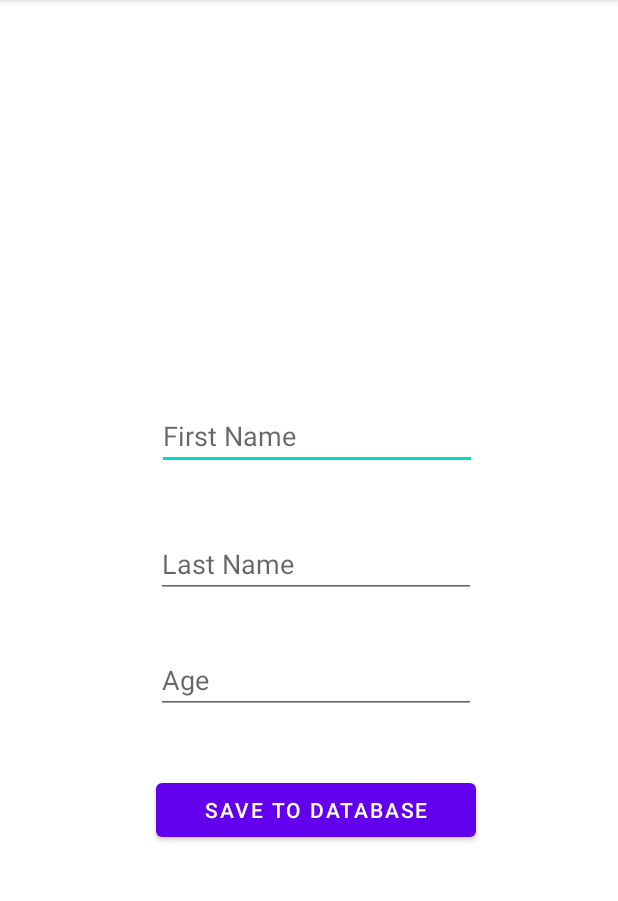
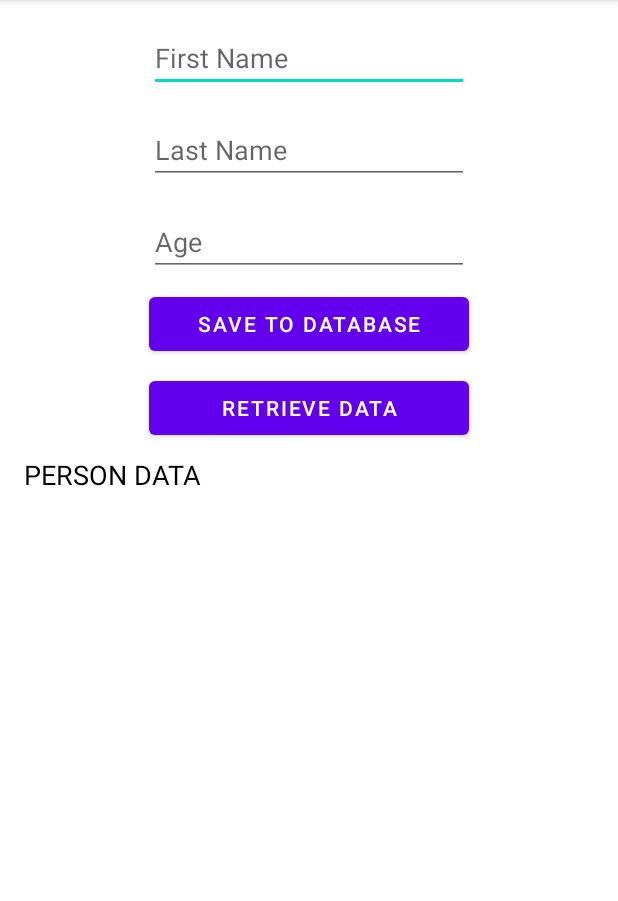
Before and after one commit to kpirabaharan/Firebase_Firestore_Practice, an Android app: the screen it shows after launch (MainActivity), after a tap on "SAVE TO DATABASE", on a phone screen of 412 x 824 dp, the part 84-985 px from its top. Run offline under Robolectric (Android 15) with nearby library versions, the phone set to English and light mode, and no system bars; our stand-ins replace Firebase (no records; nobody signed in at launch, a user with empty details on screens opened directly); 1 statement that could not run was skipped.

Commit message:
Retrieve Data

```diff
--- a/app/src/main/java/com/example/firebasefirestore/MainActivity.kt
+++ b/app/src/main/java/com/example/firebasefirestore/MainActivity.kt
@@ -4,18 +4,21 @@ import androidx.appcompat.app.AppCompatActivity
 import android.os.Bundle
 import android.widget.Toast
 import com.google.firebase.firestore.ktx.firestore
+import com.google.firebase.firestore.ktx.toObject
 import com.google.firebase.ktx.Firebase
 import kotlinx.android.synthetic.main.activity_main.*
+import kotlinx.coroutines.*
 import kotlinx.coroutines.CoroutineScope
 import kotlinx.coroutines.Dispatchers
 import kotlinx.coroutines.launch
 import kotlinx.coroutines.tasks.await
 import kotlinx.coroutines.withContext
 import java.lang.Exception
+import java.lang.StringBuilder
 
 class MainActivity : AppCompatActivity() {
 
-    private val personCollectionRef = Firebase.firestore.collection("Person")
+    private val personCollectionRef = Firebase.firestore.collection("persons")
 
     override fun onCreate(savedInstanceState: Bundle?) {
         super.onCreate(savedInstanceState)
@@ -28,11 +31,37 @@ class MainActivity : AppCompatActivity() {
             val person = Person(firstName,lastName,age)
             savePerson(person)
         }
+        btnRetrieveData.setOnClickListener {
+            retrievePersons()
+        }
+    }
+
+    private fun retrievePersons() = CoroutineScope(Dispatchers.IO).launch{
+        try{
+            val querySnapshot = personCollectionRef.get().await() // await needs to be called after every task in coroutine
+            // get function retrieves all documents in collection of personCollectionRef
+            val sb = StringBuilder()
+            // to append all person strings
+            for(document in querySnapshot.documents){
+                val person = document.toObject<Person>()
+                // Needs a default constructor in case null values were entered when creating person
+                sb.append("$person\n")
+                // convert data from document to person class
+            }
+            withContext(Dispatchers.Main){
+                tvPersons.text = sb.toString()
+            }
+        }catch(e:Exception){
+            withContext(Dispatchers.Main){
+                Toast.makeText(this@MainActivity, e.message, Toast.LENGTH_LONG).show()
+            }
+        }
     }
 
     private fun savePerson(person: Person) = CoroutineScope(Dispatchers.IO).launch {
         try {
             personCollectionRef.add(person).await()
+            // adds person to personCollectionRef
             withContext(Dispatchers.Main){
                 Toast.makeText(this@MainActivity, "Successfully saved data.", Toast.LENGTH_LONG).show()
             }
--- a/app/src/main/java/com/example/firebasefirestore/Person.kt
+++ b/app/src/main/java/com/example/firebasefirestore/Person.kt
@@ -1,6 +1,7 @@
 package com.example.firebasefirestore
 
 data class Person(
-    var firstName: String,
-    var lastName: String,
-    var age: Int)
+    var firstName: String = "",
+    var lastName: String = "",
+    var age: Int = -1
+)
--- a/app/src/main/res/layout/activity_main.xml
+++ b/app/src/main/res/layout/activity_main.xml
@@ -11,12 +11,11 @@
         android:id="@+id/etFirstName"
         android:layout_width="wrap_content"
         android:layout_height="wrap_content"
-        android:layout_marginTop="252dp"
         android:ems="10"
         android:hint="First Name"
         android:inputType="textPersonName"
         app:layout_constraintEnd_toEndOf="parent"
-        app:layout_constraintHorizontal_bias="0.533"
+        app:layout_constraintHorizontal_bias="0.5"
         app:layout_constraintStart_toStartOf="parent"
         app:layout_constraintTop_toTopOf="parent" />
 
@@ -24,12 +23,12 @@
         android:id="@+id/etLastName"
         android:layout_width="wrap_content"
         android:layout_height="wrap_content"
-        android:layout_marginTop="40dp"
+        android:layout_marginTop="16dp"
         android:ems="10"
         android:hint="Last Name"
         android:inputType="textPersonName"
         app:layout_constraintEnd_toEndOf="parent"
-        app:layout_constraintHorizontal_bias="0.529"
+        app:layout_constraintHorizontal_bias="0.5"
         app:layout_constraintStart_toStartOf="parent"
         app:layout_constraintTop_toBottomOf="@+id/etFirstName" />
 
@@ -37,12 +36,12 @@
         android:id="@+id/etAge"
         android:layout_width="wrap_content"
         android:layout_height="wrap_content"
-        android:layout_marginTop="32dp"
+        android:layout_marginTop="16dp"
         android:ems="10"
         android:hint="Age"
         android:inputType="textPersonName"
         app:layout_constraintEnd_toEndOf="parent"
-        app:layout_constraintHorizontal_bias="0.529"
+        app:layout_constraintHorizontal_bias="0.5"
         app:layout_constraintStart_toStartOf="parent"
         app:layout_constraintTop_toBottomOf="@+id/etLastName" />
 
@@ -50,11 +49,42 @@
         android:id="@+id/btnUploadData"
         android:layout_width="0dp"
         android:layout_height="wrap_content"
-        android:layout_marginTop="40dp"
+        android:layout_marginTop="8dp"
         android:text="Save to database"
         app:layout_constraintEnd_toEndOf="@+id/etAge"
-        app:layout_constraintHorizontal_bias="0.0"
+        app:layout_constraintHorizontal_bias="0.5"
         app:layout_constraintStart_toStartOf="@+id/etAge"
         app:layout_constraintTop_toBottomOf="@+id/etAge" />
 
+    <Button
+        android:id="@+id/btnRetrieveData"
+        android:layout_width="0dp"
+        android:layout_height="wrap_content"
+        android:layout_marginTop="8dp"
+        android:text="Retrieve Data"
+        app:layout_constraintEnd_toEndOf="@+id/btnUploadData"
+        app:layout_constraintHorizontal_bias="0.5"
+        app:layout_constraintStart_toStartOf="@+id/btnUploadData"
+        app:layout_constraintTop_toBottomOf="@+id/btnUploadData" />
+
+    <ScrollView
+        android:layout_width="match_parent"
+        android:layout_height="0dp"
+        android:layout_marginTop="8dp"
+        app:layout_constraintBottom_toBottomOf="parent"
+        app:layout_constraintEnd_toEndOf="parent"
+        app:layout_constraintHorizontal_bias="0.5"
+        app:layout_constraintStart_toStartOf="parent"
+        app:layout_constraintTop_toBottomOf="@+id/btnRetrieveData">
+
+        <TextView
+            android:id="@+id/tvPersons"
+            android:layout_width="wrap_content"
+            android:layout_height="wrap_content"
+            android:text="PERSON DATA"
+            android:textColor="@android:color/black"
+            android:textSize="18sp" />
+
+    </ScrollView>
+
 </androidx.constraintlayout.widget.ConstraintLayout>
```
